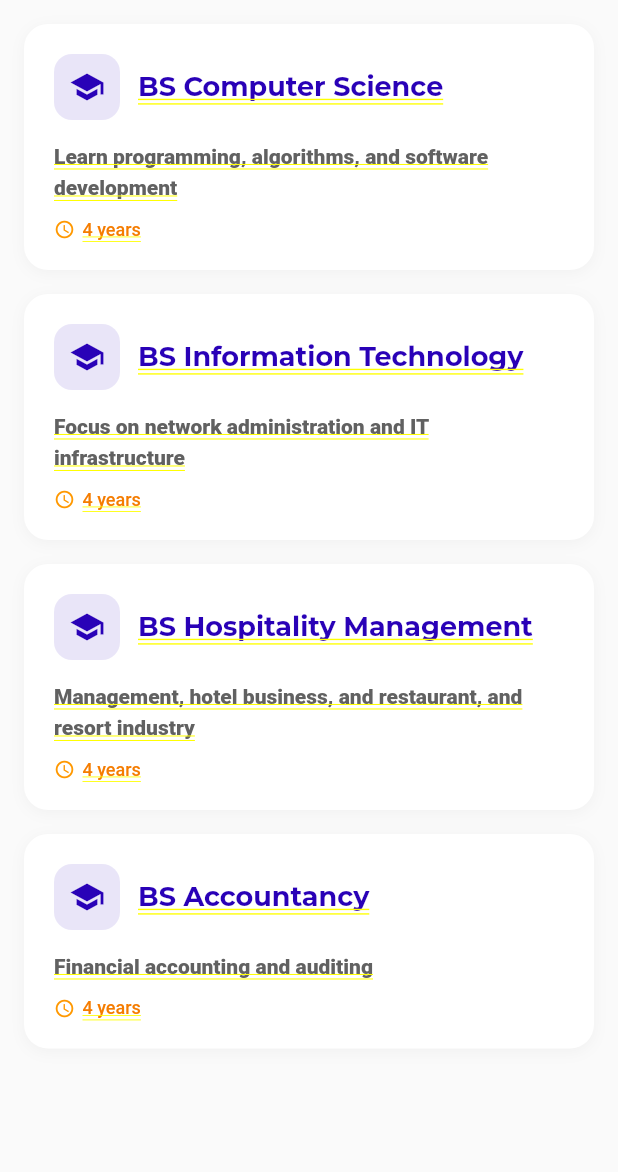
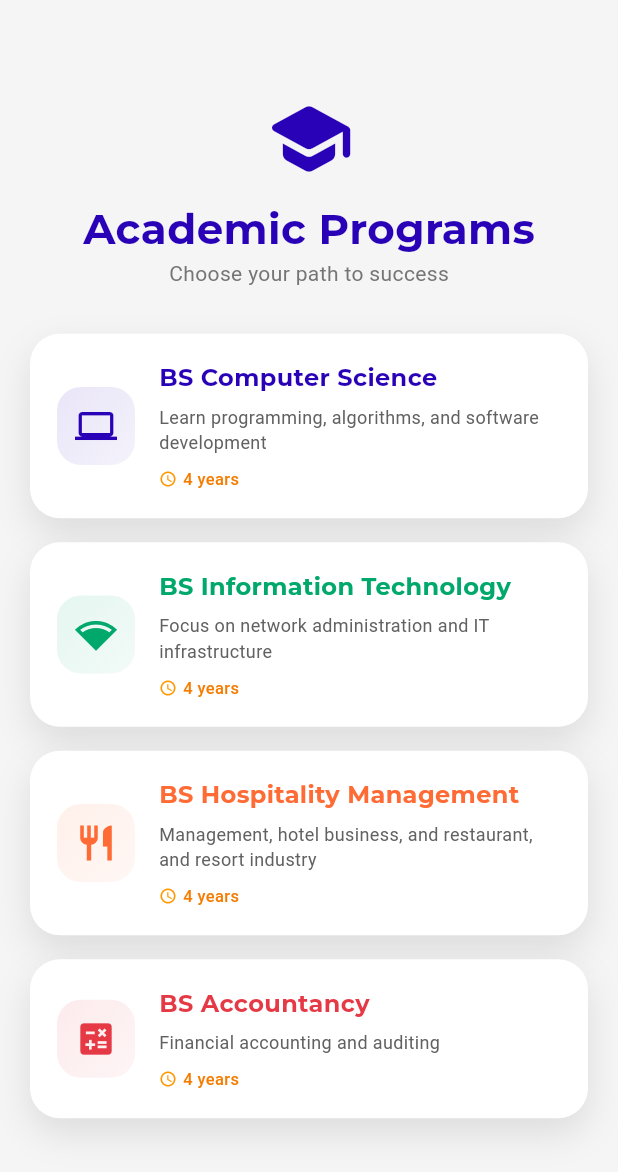
Before and after one commit to madelynlato27-prog/MobileDev-OnlineEnrollment, a Flutter app: the CoursesPage screen opened by its route, on a phone screen of 412 x 824 dp. Shown: the top 1172 px of the screen. Run offline on Flutter 3.47's test engine with Material 3 defaults, Android fonts, the phone set to English and light mode, and no system bars; our stand-ins replace dio, google_fonts, image_picker.

Commit message:
enhancing the courses page

```diff
--- a/lib/screens/homepage/courses_page.dart
+++ b/lib/screens/homepage/courses_page.dart
@@ -1,103 +1,189 @@
 import 'package:flutter/material.dart';
 import 'package:google_fonts/google_fonts.dart';
 
-class CoursesPage extends StatelessWidget {
-  CoursesPage({super.key});
+class CoursesPage extends StatefulWidget {
+  const CoursesPage({super.key});
 
-  final List<Map<String, String>> courses = [
+  @override
+  State<CoursesPage> createState() => _CoursesPageState();
+}
+
+class _CoursesPageState extends State<CoursesPage> {
+  final List<Map<String, dynamic>> courses = [
     {
       'title': 'BS Computer Science',
       'description': 'Learn programming, algorithms, and software development',
-      'years': '4 years'
+      'years': '4 years',
+      'icon': Icons.computer,
+      'color': const Color(0xFF2901B7),
     },
     {
       'title': 'BS Information Technology',
       'description': 'Focus on network administration and IT infrastructure',
-      'years': '4 years'
+      'years': '4 years',
+      'icon': Icons.network_wifi,
+      'color': const Color(0xFF00A86B),
     },
     {
       'title': 'BS Hospitality Management',
       'description': 'Management, hotel business, and restaurant, and resort industry',
-      'years': '4 years'
+      'years': '4 years',
+      'icon': Icons.restaurant,
+      'color': const Color(0xFFFF6B35),
     },
     {
       'title': 'BS Accountancy',
       'description': 'Financial accounting and auditing',
-      'years': '4 years'
+      'years': '4 years',
+      'icon': Icons.calculate,
+      'color': const Color(0xFFE63946),
     },
   ];
 
   @override
   Widget build(BuildContext context) {
-    return Container(
-      color: Colors.grey.shade50,
-      child: ListView.builder(
-        padding: const EdgeInsets.all(16),
-        itemCount: courses.length,
-        itemBuilder: (context, index) {
-          return Container(
-            margin: const EdgeInsets.only(bottom: 16),
-            decoration: BoxDecoration(
-              color: Colors.white,
-              borderRadius: BorderRadius.circular(16),
-              boxShadow: [
-                BoxShadow(
-                  color: Colors.grey.withOpacity(0.1),
-                  blurRadius: 8,
-                  offset: const Offset(0, 2),
-                ),
-              ],
-            ),
-            child: Padding(
+    return Scaffold(
+      backgroundColor: Colors.grey.shade100,
+      body: Center(
+        child: SingleChildScrollView(
           padding: const EdgeInsets.all(20),
           child: Column(
-                crossAxisAlignment: CrossAxisAlignment.start,
+            mainAxisAlignment: MainAxisAlignment.center,
             children: [
-                  Row(
+              // Header
+              Container(
+                margin: const EdgeInsets.only(bottom: 30),
+                child: Column(
                   children: [
-                      Container(
-                        padding: const EdgeInsets.all(10),
-                        decoration: BoxDecoration(
-                          color: const Color(0xFF2901B7).withOpacity(0.1),
-                          borderRadius: BorderRadius.circular(12),
+                    Icon(
+                      Icons.school_rounded,
+                      size: 60,
+                      color: const Color(0xFF2901B7),
                     ),
-                        child: const Icon(
-                          Icons.school,
-                          color: Color(0xFF2901B7),
-                          size: 24,
-                        ),
-                      ),
-                      const SizedBox(width: 12),
-                      Expanded(
-                        child: Text(
-                          courses[index]['title']!,
+                    const SizedBox(height: 10),
+                    Text(
+                      'Academic Programs',
                       style: GoogleFonts.montserrat(
-                            fontSize: 18,
+                        fontSize: 28,
                         fontWeight: FontWeight.bold,
                         color: const Color(0xFF2901B7),
                       ),
                     ),
+                    Text(
+                      'Choose your path to success',
+                      style: GoogleFonts.roboto(
+                        fontSize: 14,
+                        color: Colors.grey[600],
+                      ),
                     ),
                   ],
                 ),
-                  const SizedBox(height: 12),
-                  Text(
-                    courses[index]['description']!,
-                    style: GoogleFonts.roboto(
-                      fontSize: 14,
-                      color: Colors.grey[700],
-                      height: 1.5,
+              ),
+
+              // Courses Cards Container
+              Container(
+                constraints: const BoxConstraints(maxWidth: 500),
+                child: ListView.builder(
+                  shrinkWrap: true,
+                  physics: const NeverScrollableScrollPhysics(),
+                  itemCount: courses.length,
+                  itemBuilder: (context, index) {
+                    return Padding(
+                      padding: const EdgeInsets.only(bottom: 16),
+                      child: CourseCard(course: courses[index]),
+                    );
+                  },
                 ),
               ),
-                  const SizedBox(height: 12),
+            ],
+          ),
+        ),
+      ),
+    );
+  }
+}
+
+class CourseCard extends StatelessWidget {
+  final Map<String, dynamic> course;
+
+  const CourseCard({super.key, required this.course});
+
+  @override
+  Widget build(BuildContext context) {
+    return Container(
+      decoration: BoxDecoration(
+        borderRadius: BorderRadius.circular(20),
+        boxShadow: [
+          BoxShadow(
+            color: Colors.black.withOpacity(0.1),
+            blurRadius: 20,
+            offset: const Offset(0, 10),
+          ),
+        ],
+      ),
+      child: Material(
+        elevation: 0,
+        borderRadius: BorderRadius.circular(20),
+        color: Colors.white,
+        child: Container(
+          padding: const EdgeInsets.all(18),
+          child: Row(
+            children: [
+              // Icon Container
+              Container(
+                padding: const EdgeInsets.all(12),
+                decoration: BoxDecoration(
+                  gradient: LinearGradient(
+                    begin: Alignment.topLeft,
+                    end: Alignment.bottomRight,
+                    colors: [
+                      (course['color'] as Color).withOpacity(0.1),
+                      (course['color'] as Color).withOpacity(0.05),
+                    ],
+                  ),
+                  borderRadius: BorderRadius.circular(16),
+                ),
+                child: Icon(
+                  course['icon'],
+                  color: course['color'],
+                  size: 28,
+                ),
+              ),
+              const SizedBox(width: 16),
+
+              // Content
+              Expanded(
+                child: Column(
+                  crossAxisAlignment: CrossAxisAlignment.start,
+                  children: [
+                    Text(
+                      course['title'],
+                      style: GoogleFonts.montserrat(
+                        fontSize: 16,
+                        fontWeight: FontWeight.bold,
+                        color: course['color'],
+                      ),
+                    ),
+                    const SizedBox(height: 6),
+                    Text(
+                      course['description'],
+                      style: GoogleFonts.roboto(
+                        fontSize: 12,
+                        color: Colors.grey[700],
+                        height: 1.4,
+                      ),
+                      maxLines: 2,
+                      overflow: TextOverflow.ellipsis,
+                    ),
+                    const SizedBox(height: 8),
                     Row(
                       children: [
-                      Icon(Icons.access_time, size: 14, color: Colors.orange),
-                      const SizedBox(width: 5),
+                        Icon(Icons.access_time, size: 12, color: Colors.orange),
+                        const SizedBox(width: 4),
                         Text(
-                        courses[index]['years']!,
+                          course['years'],
                           style: GoogleFonts.roboto(
-                          fontSize: 12,
+                            fontSize: 11,
                             color: Colors.orange.shade700,
                             fontWeight: FontWeight.w500,
                           ),
@@ -107,8 +193,9 @@ class CoursesPage extends StatelessWidget {
                   ],
                 ),
               ),
-          );
-        },
+            ],
+          ),
+        ),
       ),
     );
   }
```
Lines whose indentation alone changed are shown as unchanged.
